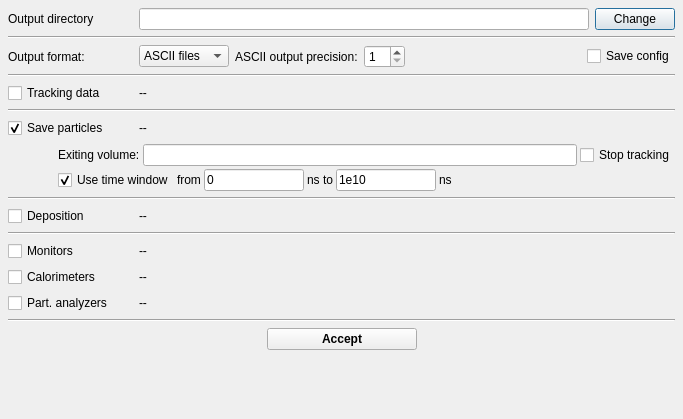
The window that ants3bundle/src/ants3/gui/particleSim/aparticlesimoutputdialog.ui (andrmor/ANTS3bundle) describes before a commit, drawn with Qt 5.
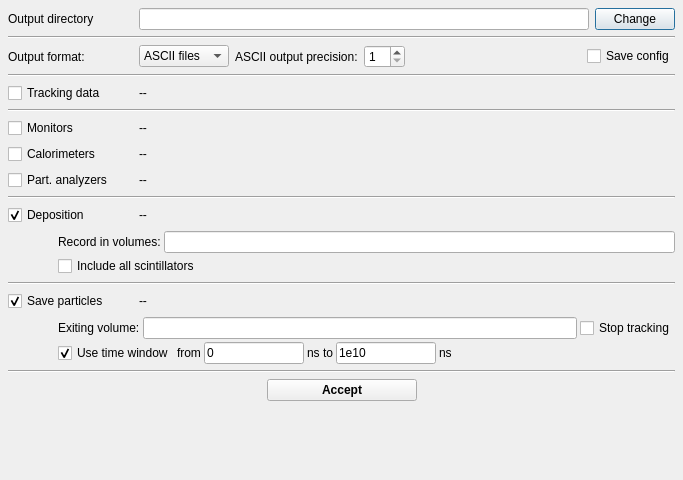
The same window after the commit.

Commit message: refactor particle deposition settings

Patch:
```diff
--- a/ants3bundle/src/ants3/gui/particleSim/aparticlesimoutputdialog.ui
+++ b/ants3bundle/src/ants3/gui/particleSim/aparticlesimoutputdialog.ui
@@ -7,7 +7,7 @@
     <x>0</x>
     <y>0</y>
     <width>683</width>
-    <height>419</height>
+    <height>480</height>
    </rect>
   </property>
   <property name="sizePolicy">
@@ -193,6 +193,133 @@
      </item>
     </layout>
    </item>
+   <item>
+    <widget class="Line" name="line_4">
+     <property name="orientation">
+      <enum>Qt::Orientation::Horizontal</enum>
+     </property>
+    </widget>
+   </item>
+   <item>
+    <layout class="QHBoxLayout" name="horizontalLayout_9">
+     <property name="topMargin">
+      <number>0</number>
+     </property>
+     <item>
+      <widget class="QCheckBox" name="cbMonitors">
+       <property name="minimumSize">
+        <size>
+         <width>125</width>
+         <height>0</height>
+        </size>
+       </property>
+       <property name="text">
+        <string>Monitors</string>
+       </property>
+      </widget>
+     </item>
+     <item>
+      <widget class="QLabel" name="labMonitors">
+       <property name="text">
+        <string>--</string>
+       </property>
+      </widget>
+     </item>
+     <item>
+      <spacer name="horizontalSpacer_8">
+       <property name="orientation">
+        <enum>Qt::Orientation::Horizontal</enum>
+       </property>
+       <property name="sizeHint" stdset="0">
+        <size>
+         <width>40</width>
+         <height>20</height>
+        </size>
+       </property>
+      </spacer>
+     </item>
+    </layout>
+   </item>
+   <item>
+    <layout class="QHBoxLayout" name="horizontalLayout_10">
+     <property name="topMargin">
+      <number>0</number>
+     </property>
+     <item>
+      <widget class="QCheckBox" name="cbCalorimeters">
+       <property name="minimumSize">
+        <size>
+         <width>125</width>
+         <height>0</height>
+        </size>
+       </property>
+       <property name="text">
+        <string>Calorimeters</string>
+       </property>
+      </widget>
+     </item>
+     <item>
+      <widget class="QLabel" name="labCalorimeters">
+       <property name="text">
+        <string>--</string>
+       </property>
+      </widget>
+     </item>
+     <item>
+      <spacer name="horizontalSpacer_9">
+       <property name="orientation">
+        <enum>Qt::Orientation::Horizontal</enum>
+       </property>
+       <property name="sizeHint" stdset="0">
+        <size>
+         <width>40</width>
+         <height>20</height>
+        </size>
+       </property>
+      </spacer>
+     </item>
+    </layout>
+   </item>
+   <item>
+    <layout class="QHBoxLayout" name="horizontalLayout_11">
+     <property name="topMargin">
+      <number>0</number>
+     </property>
+     <item>
+      <widget class="QCheckBox" name="cbParticleAnalyzers">
+       <property name="minimumSize">
+        <size>
+         <width>125</width>
+         <height>0</height>
+        </size>
+       </property>
+       <property name="text">
+        <string>Part. analyzers</string>
+       </property>
+      </widget>
+     </item>
+     <item>
+      <widget class="QLabel" name="labParticleAnalyzers">
+       <property name="text">
+        <string>--</string>
+       </property>
+      </widget>
+     </item>
+     <item>
+      <spacer name="horizontalSpacer_10">
+       <property name="orientation">
+        <enum>Qt::Orientation::Horizontal</enum>
+       </property>
+       <property name="sizeHint" stdset="0">
+        <size>
+         <width>40</width>
+         <height>20</height>
+        </size>
+       </property>
+      </spacer>
+     </item>
+    </layout>
+   </item>
    <item>
     <widget class="Line" name="line_2">
      <property name="orientation">
@@ -200,6 +327,140 @@
      </property>
     </widget>
    </item>
+   <item>
+    <layout class="QHBoxLayout" name="horizontalLayout_7">
+     <property name="topMargin">
+      <number>0</number>
+     </property>
+     <item>
+      <widget class="QCheckBox" name="cbDeposition">
+       <property name="minimumSize">
+        <size>
+         <width>125</width>
+         <height>0</height>
+        </size>
+       </property>
+       <property name="toolTip">
+        <string>Ascii:
+#EventIndex
+particle_name matId DepoEnergy[keV] X[mm] Y[mm] Z[mm] Time[ns]
+
+Binary:
+0xEE EventIndex(int)
+0xFF particle_name(0-term string) matId(int) DepoEnergy[keV](double) X(double) Y(double) Z(double) Time[ns](double)</string>
+       </property>
+       <property name="text">
+        <string>Deposition</string>
+       </property>
+       <property name="checked">
+        <bool>true</bool>
+       </property>
+      </widget>
+     </item>
+     <item>
+      <widget class="QLabel" name="labDeposition">
+       <property name="text">
+        <string>--</string>
+       </property>
+      </widget>
+     </item>
+     <item>
+      <spacer name="horizontalSpacer_7">
+       <property name="orientation">
+        <enum>Qt::Orientation::Horizontal</enum>
+       </property>
+       <property name="sizeHint" stdset="0">
+        <size>
+         <width>40</width>
+         <height>20</height>
+        </size>
+       </property>
+      </spacer>
+     </item>
+    </layout>
+   </item>
+   <item>
+    <widget class="QFrame" name="frDeposition">
+     <property name="minimumSize">
+      <size>
+       <width>0</width>
+       <height>0</height>
+      </size>
+     </property>
+     <property name="frameShape">
+      <enum>QFrame::Shape::NoFrame</enum>
+     </property>
+     <property name="frameShadow">
+      <enum>QFrame::Shadow::Raised</enum>
+     </property>
+     <layout class="QVBoxLayout" name="verticalLayout_3">
+      <property name="spacing">
+       <number>3</number>
+      </property>
+      <property name="leftMargin">
+       <number>50</number>
+      </property>
+      <property name="topMargin">
+       <number>0</number>
+      </property>
+      <property name="rightMargin">
+       <number>0</number>
+      </property>
+      <property name="bottomMargin">
+       <number>0</number>
+      </property>
+      <item>
+       <layout class="QHBoxLayout" name="horizontalLayout_12">
+        <item>
+         <widget class="QLabel" name="label_7">
+          <property name="text">
+           <string>Record in volumes:</string>
+          </property>
+         </widget>
+        </item>
+        <item>
+         <widget class="QLineEdit" name="leDepo">
+          <property name="toolTip">
+           <string>Space or comma-separated list of geometric volume names. &quot;Vol*&quot; means all volumes with the name starting with &quot;Vol&quot;</string>
+          </property>
+         </widget>
+        </item>
+       </layout>
+      </item>
+      <item>
+       <layout class="QHBoxLayout" name="horizontalLayout_13">
+        <item>
+         <widget class="QCheckBox" name="cbDepoIncludeAllScintillators">
+          <property name="text">
+           <string>Include all scintillators</string>
+          </property>
+         </widget>
+        </item>
+        <item>
+         <spacer name="horizontalSpacer_11">
+          <property name="orientation">
+           <enum>Qt::Orientation::Horizontal</enum>
+          </property>
+          <property name="sizeHint" stdset="0">
+           <size>
+            <width>40</width>
+            <height>20</height>
+           </size>
+          </property>
+         </spacer>
+        </item>
+       </layout>
+      </item>
+     </layout>
+    </widget>
+   </item>
+   <item>
+    <widget class="Line" name="line_3">
+     <property name="orientation">
+      <enum>Qt::Orientation::Horizontal</enum>
+     </property>
+    </widget>
+   </item>
    <item>
     <layout class="QHBoxLayout" name="horizontalLayout_4">
      <property name="topMargin">
@@ -393,189 +654,6 @@
      </property>
     </widget>
    </item>
-   <item>
-    <layout class="QHBoxLayout" name="horizontalLayout_7">
-     <property name="topMargin">
-      <number>0</number>
-     </property>
-     <item>
-      <widget class="QCheckBox" name="cbDeposition">
-       <property name="minimumSize">
-        <size>
-         <width>125</width>
-         <height>0</height>
-        </size>
-       </property>
-       <property name="toolTip">
-        <string>Ascii:
-#EventIndex
-particle_name matId DepoEnergy[keV] X[mm] Y[mm] Z[mm] Time[ns]
-
-Binary:
-0xEE EventIndex(int)
-0xFF particle_name(0-term string) matId(int) DepoEnergy[keV](double) X(double) Y(double) Z(double) Time[ns](double)</string>
-       </property>
-       <property name="text">
-        <string>Deposition</string>
-       </property>
-      </widget>
-     </item>
-     <item>
-      <widget class="QLabel" name="labDeposition">
-       <property name="text">
-        <string>--</string>
-       </property>
-      </widget>
-     </item>
-     <item>
-      <spacer name="horizontalSpacer_7">
-       <property name="orientation">
-        <enum>Qt::Orientation::Horizontal</enum>
-       </property>
-       <property name="sizeHint" stdset="0">
-        <size>
-         <width>40</width>
-         <height>20</height>
-        </size>
-       </property>
-      </spacer>
-     </item>
-    </layout>
-   </item>
-   <item>
-    <widget class="Line" name="line_3">
-     <property name="orientation">
-      <enum>Qt::Orientation::Horizontal</enum>
-     </property>
-    </widget>
-   </item>
-   <item>
-    <layout class="QHBoxLayout" name="horizontalLayout_9">
-     <property name="topMargin">
-      <number>0</number>
-     </property>
-     <item>
-      <widget class="QCheckBox" name="cbMonitors">
-       <property name="minimumSize">
-        <size>
-         <width>125</width>
-         <height>0</height>
-        </size>
-       </property>
-       <property name="text">
-        <string>Monitors</string>
-       </property>
-      </widget>
-     </item>
-     <item>
-      <widget class="QLabel" name="labMonitors">
-       <property name="text">
-        <string>--</string>
-       </property>
-      </widget>
-     </item>
-     <item>
-      <spacer name="horizontalSpacer_8">
-       <property name="orientation">
-        <enum>Qt::Orientation::Horizontal</enum>
-       </property>
-       <property name="sizeHint" stdset="0">
-        <size>
-         <width>40</width>
-         <height>20</height>
-        </size>
-       </property>
-      </spacer>
-     </item>
-    </layout>
-   </item>
-   <item>
-    <layout class="QHBoxLayout" name="horizontalLayout_10">
-     <property name="topMargin">
-      <number>0</number>
-     </property>
-     <item>
-      <widget class="QCheckBox" name="cbCalorimeters">
-       <property name="minimumSize">
-        <size>
-         <width>125</width>
-         <height>0</height>
-        </size>
-       </property>
-       <property name="text">
-        <string>Calorimeters</string>
-       </property>
-      </widget>
-     </item>
-     <item>
-      <widget class="QLabel" name="labCalorimeters">
-       <property name="text">
-        <string>--</string>
-       </property>
-      </widget>
-     </item>
-     <item>
-      <spacer name="horizontalSpacer_9">
-       <property name="orientation">
-        <enum>Qt::Orientation::Horizontal</enum>
-       </property>
-       <property name="sizeHint" stdset="0">
-        <size>
-         <width>40</width>
-         <height>20</height>
-        </size>
-       </property>
-      </spacer>
-     </item>
-    </layout>
-   </item>
-   <item>
-    <layout class="QHBoxLayout" name="horizontalLayout_11">
-     <property name="topMargin">
-      <number>0</number>
-     </property>
-     <item>
-      <widget class="QCheckBox" name="cbParticleAnalyzers">
-       <property name="minimumSize">
-        <size>
-         <width>125</width>
-         <height>0</height>
-        </size>
-       </property>
-       <property name="text">
-        <string>Part. analyzers</string>
-       </property>
-      </widget>
-     </item>
-     <item>
-      <widget class="QLabel" name="labParticleAnalyzers">
-       <property name="text">
-        <string>--</string>
-       </property>
-      </widget>
-     </item>
-     <item>
-      <spacer name="horizontalSpacer_10">
-       <property name="orientation">
-        <enum>Qt::Orientation::Horizontal</enum>
-       </property>
-       <property name="sizeHint" stdset="0">
-        <size>
-         <width>40</width>
-         <height>20</height>
-        </size>
-       </property>
-      </spacer>
-     </item>
-    </layout>
-   </item>
-   <item>
-    <widget class="Line" name="line_4">
-     <property name="orientation">
-      <enum>Qt::Orientation::Horizontal</enum>
-     </property>
-    </widget>
-   </item>
    <item>
     <layout class="QHBoxLayout" name="horizontalLayout_6">
      <item>
```
Left out of the diff: 32 changed lines with no effect on the pictures. The commit also changes 10 other files.
